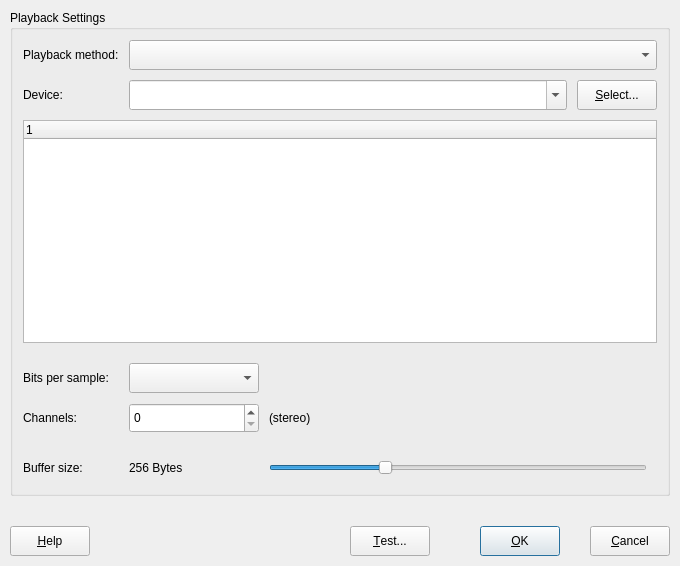
KDE/kwave, file plugins/playback/PlayBackDlg.ui: the form before one commit.
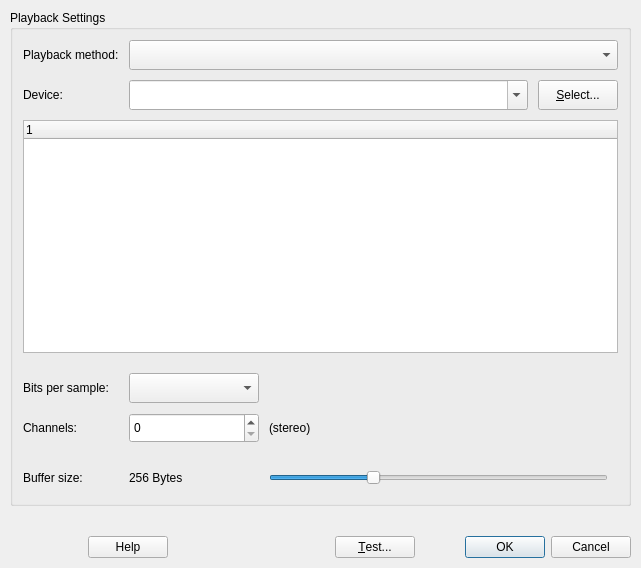
The form after the commit. Custom widgets are drawn as their Qt base class.

Commit message: using KDE standard buttons in dialogs, updated all .ui files

```diff
--- a/plugins/playback/PlayBackDlg.ui
+++ b/plugins/playback/PlayBackDlg.ui
@@ -6,8 +6,8 @@
    <rect>
     <x>0</x>
     <y>0</y>
-    <width>680</width>
-    <height>566</height>
+    <width>641</width>
+    <height>568</height>
    </rect>
   </property>
   <property name="sizePolicy">
@@ -421,24 +421,9 @@
    <item>
     <layout class="QHBoxLayout">
      <item>
-      <widget class="KPushButton" name="btHelp">
-       <property name="sizePolicy">
-        <sizepolicy hsizetype="Preferred" vsizetype="Preferred">
-         <horstretch>0</horstretch>
-         <verstretch>0</verstretch>
-        </sizepolicy>
-       </property>
-       <property name="minimumSize">
-        <size>
-         <width>60</width>
-         <height>20</height>
-        </size>
-       </property>
-       <property name="text">
-        <string>&amp;Help</string>
-       </property>
-       <property name="shortcut">
-        <string>Alt+H</string>
+      <widget class="KDialogButtonBox" name="btHelp">
+       <property name="standardButtons">
+        <set>QDialogButtonBox::Help</set>
        </property>
       </widget>
      </item>
@@ -503,65 +488,9 @@
       </spacer>
      </item>
      <item>
-      <widget class="KPushButton" name="btOK">
-       <property name="sizePolicy">
-        <sizepolicy hsizetype="Preferred" vsizetype="Preferred">
-         <horstretch>0</horstretch>
-         <verstretch>0</verstretch>
-        </sizepolicy>
-       </property>
-       <property name="minimumSize">
-        <size>
-         <width>60</width>
-         <height>30</height>
-        </size>
-       </property>
-       <property name="text">
-        <string>&amp;OK</string>
-       </property>
-       <property name="shortcut">
-        <string>Alt+O</string>
-       </property>
-       <property name="default">
-        <bool>true</bool>
-       </property>
-      </widget>
-     </item>
-     <item>
-      <spacer>
-       <property name="orientation">
-        <enum>Qt::Horizontal</enum>
-       </property>
-       <property name="sizeType">
-        <enum>QSizePolicy::Fixed</enum>
-       </property>
-       <property name="sizeHint" stdset="0">
-        <size>
-         <width>20</width>
-         <height>20</height>
-        </size>
-       </property>
-      </spacer>
-     </item>
-     <item>
-      <widget class="KPushButton" name="btCancel">
-       <property name="sizePolicy">
-        <sizepolicy hsizetype="Preferred" vsizetype="Preferred">
-         <horstretch>0</horstretch>
-         <verstretch>0</verstretch>
-        </sizepolicy>
-       </property>
-       <property name="minimumSize">
-        <size>
-         <width>60</width>
-         <height>20</height>
-        </size>
-       </property>
-       <property name="text">
-        <string>&amp;Cancel</string>
-       </property>
-       <property name="shortcut">
-        <string>Alt+C</string>
+      <widget class="KDialogButtonBox" name="buttonBox">
+       <property name="standardButtons">
+        <set>QDialogButtonBox::Cancel|QDialogButtonBox::Ok</set>
        </property>
       </widget>
      </item>
@@ -571,21 +500,26 @@
  </widget>
  <layoutdefault spacing="10" margin="10"/>
  <customwidgets>
+  <customwidget>
+   <class>KDialogButtonBox</class>
+   <extends>QDialogButtonBox</extends>
+   <header>kdialogbuttonbox.h</header>
+  </customwidget>
   <customwidget>
    <class>KComboBox</class>
    <extends>QComboBox</extends>
    <header>kcombobox.h</header>
   </customwidget>
-  <customwidget>
-   <class>KIntSpinBox</class>
-   <extends>QSpinBox</extends>
-   <header>knuminput.h</header>
-  </customwidget>
   <customwidget>
    <class>KPushButton</class>
    <extends>QPushButton</extends>
    <header>kpushbutton.h</header>
   </customwidget>
+  <customwidget>
+   <class>KIntSpinBox</class>
+   <extends>QSpinBox</extends>
+   <header>knuminput.h</header>
+  </customwidget>
   <customwidget>
    <class>Kwave::TreeWidgetWrapper</class>
    <extends>QTreeWidget</extends>
```
Left out of the diff: 27 changed lines with no effect on the pictures. The commit also changes 28 other files.
